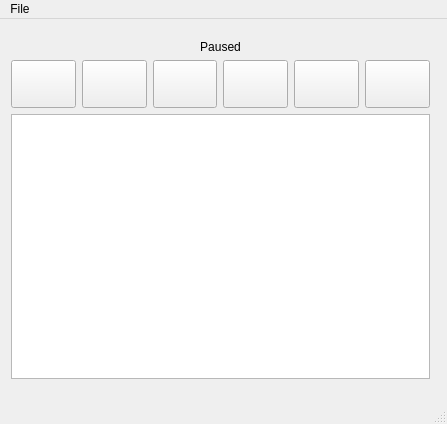
The window that mainwindow.ui (pymatio/MPED) describes before a commit, drawn with Qt 5.
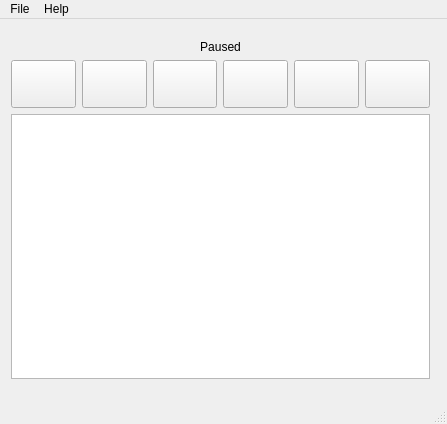
The same window after the commit. Icons and pictures are not drawn.

```diff
--- a/mainwindow.ui
+++ b/mainwindow.ui
@@ -221,7 +221,14 @@
     <addaction name="separator"/>
     <addaction name="actionQuit"/>
    </widget>
+   <widget class="QMenu" name="menuHelp">
+    <property name="title">
+     <string>Help</string>
+    </property>
+    <addaction name="actionAbout"/>
+   </widget>
    <addaction name="menuFile"/>
+   <addaction name="menuHelp"/>
   </widget>
   <widget class="QStatusBar" name="statusBar"/>
   <action name="actionOpen">
```
Left out of the diff: 22 changed lines with no effect on the pictures.
